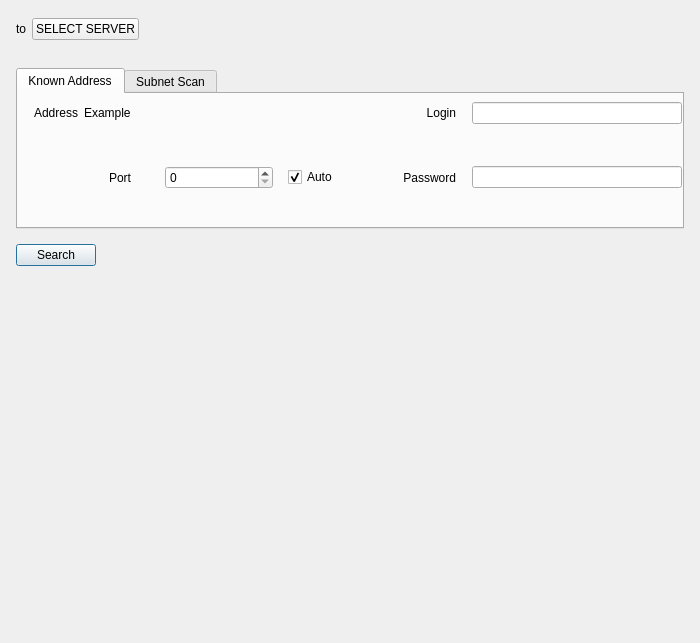
First picture: the form in client/nx_client_desktop/src/nx/client/desktop/manual_device_addition/dialog/device_addition_dialog.ui, repository networkoptix/nx_open, before the edit.
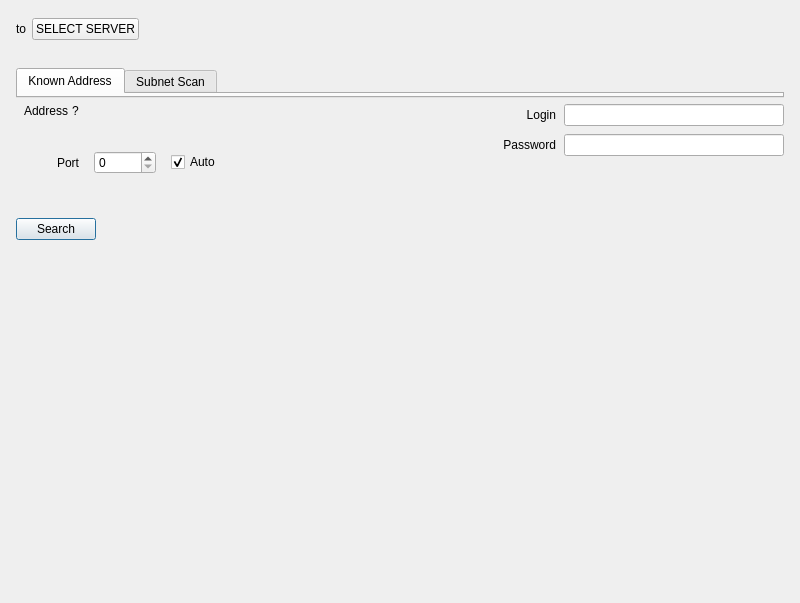
Second picture: the form after the edit. The open tabs and pages were chosen to show the change. Custom widgets are drawn as their Qt base class.

Commit message:
VMS-10817, VMS-11620: Device addition dialog layout refactoring and small fixes.
<==== Mercurial data ====>
Branch: vms

```diff
--- a/client/nx_client_desktop/src/nx/client/desktop/manual_device_addition/dialog/device_addition_dialog.ui
+++ b/client/nx_client_desktop/src/nx/client/desktop/manual_device_addition/dialog/device_addition_dialog.ui
@@ -6,16 +6,22 @@
    <rect>
     <x>0</x>
     <y>0</y>
-    <width>700</width>
-    <height>643</height>
+    <width>800</width>
+    <height>603</height>
    </rect>
   </property>
   <property name="sizePolicy">
-   <sizepolicy hsizetype="Preferred" vsizetype="Preferred">
+   <sizepolicy hsizetype="Fixed" vsizetype="Preferred">
     <horstretch>0</horstretch>
     <verstretch>0</verstretch>
    </sizepolicy>
   </property>
+  <property name="minimumSize">
+   <size>
+    <width>800</width>
+    <height>0</height>
+   </size>
+  </property>
   <property name="windowTitle">
    <string>Device Add</string>
   </property>
@@ -113,38 +119,140 @@
           <verstretch>0</verstretch>
          </sizepolicy>
         </property>
+        <property name="focusPolicy">
+         <enum>Qt::NoFocus</enum>
+        </property>
         <property name="currentIndex">
-         <number>0</number>
+         <number>1</number>
         </property>
-        <widget class="QWidget" name="knownAddressesPage">
+        <widget class="QWidget" name="knownAddressesPageDummy">
          <property name="sizePolicy">
           <sizepolicy hsizetype="Preferred" vsizetype="Preferred">
            <horstretch>0</horstretch>
            <verstretch>0</verstretch>
           </sizepolicy>
          </property>
+         <property name="maximumSize">
+          <size>
+           <width>16777215</width>
+           <height>0</height>
+          </size>
+         </property>
          <attribute name="title">
           <string>Known Address</string>
          </attribute>
          <layout class="QGridLayout" name="gridLayout">
           <property name="leftMargin">
+           <number>0</number>
+          </property>
+          <property name="topMargin">
+           <number>0</number>
+          </property>
+          <property name="rightMargin">
+           <number>0</number>
+          </property>
+          <property name="bottomMargin">
+           <number>0</number>
+          </property>
+          <property name="spacing">
+           <number>0</number>
+          </property>
+         </layout>
+        </widget>
+        <widget class="nx::client::desktop::Panel" name="subnetScanPageDummy">
+         <property name="maximumSize">
+          <size>
+           <width>16777215</width>
+           <height>0</height>
+          </size>
+         </property>
+         <attribute name="title">
+          <string>Subnet Scan</string>
+         </attribute>
+         <layout class="QGridLayout" name="gridLayout_2">
+          <property name="leftMargin">
+           <number>0</number>
+          </property>
+          <property name="topMargin">
+           <number>0</number>
+          </property>
+          <property name="rightMargin">
+           <number>0</number>
+          </property>
+          <property name="bottomMargin">
+           <number>0</number>
+          </property>
+          <property name="spacing">
+           <number>0</number>
+          </property>
+         </layout>
+        </widget>
+       </widget>
+      </item>
+      <item>
+       <widget class="nx::client::desktop::Panel" name="panel" native="true">
+        <property name="sizePolicy">
+         <sizepolicy hsizetype="Preferred" vsizetype="Maximum">
+          <horstretch>0</horstretch>
+          <verstretch>0</verstretch>
+         </sizepolicy>
+        </property>
+        <property name="minimumSize">
+         <size>
+          <width>0</width>
+          <height>0</height>
+         </size>
+        </property>
+        <layout class="QHBoxLayout" name="horizontalLayout_13">
+         <property name="spacing">
            <number>16</number>
           </property>
+         <property name="leftMargin">
+          <number>0</number>
+         </property>
           <property name="topMargin">
-           <number>8</number>
+          <number>0</number>
           </property>
           <property name="rightMargin">
            <number>0</number>
           </property>
           <property name="bottomMargin">
+          <number>0</number>
+         </property>
+         <item>
+          <widget class="QStackedWidget" name="stackedWidget">
+           <property name="sizePolicy">
+            <sizepolicy hsizetype="Preferred" vsizetype="Preferred">
+             <horstretch>1</horstretch>
+             <verstretch>0</verstretch>
+            </sizepolicy>
+           </property>
+           <property name="currentIndex">
+            <number>1</number>
+           </property>
+           <widget class="QWidget" name="knownAddressPage">
+            <layout class="QGridLayout" name="gridLayout_4">
+             <property name="leftMargin">
            <number>8</number>
           </property>
-          <property name="horizontalSpacing">
-           <number>16</number>
-          </property>
-          <item row="0" column="0">
+             <property name="topMargin">
+              <number>0</number>
+             </property>
+             <property name="rightMargin">
+              <number>0</number>
+             </property>
+             <property name="bottomMargin">
+              <number>0</number>
+             </property>
+             <property name="verticalSpacing">
+              <number>2</number>
+             </property>
+             <item row="0" column="1">
            <widget class="QWidget" name="widget" native="true">
             <layout class="QHBoxLayout" name="horizontalLayout_8">
+                <property name="spacing">
+                 <number>4</number>
+                </property>
              <property name="leftMargin">
               <number>0</number>
              </property>
@@ -170,20 +278,60 @@
              <item>
               <widget class="QLabel" name="explanationLabel">
                <property name="text">
-                <string>Example</string>
+                   <string>?</string>
+                  </property>
+                  <property name="textFormat">
+                   <enum>Qt::PlainText</enum>
                </property>
               </widget>
              </item>
             </layout>
            </widget>
           </item>
-          <item row="2" column="1">
+             <item row="0" column="2">
+              <widget class="nx::client::desktop::InputField" name="addressEdit" native="true">
+               <property name="focusPolicy">
+                <enum>Qt::StrongFocus</enum>
+               </property>
+              </widget>
+             </item>
+             <item row="2" column="2">
            <widget class="QWidget" name="widget_2" native="true">
-            <layout class="QHBoxLayout" name="horizontalLayout_2">
+               <layout class="QHBoxLayout" name="horizontalLayout_2" stretch="0,0,1">
+                <property name="leftMargin">
+                 <number>0</number>
+                </property>
+                <property name="topMargin">
+                 <number>0</number>
+                </property>
+                <property name="rightMargin">
+                 <number>0</number>
+                </property>
+                <property name="bottomMargin">
+                 <number>0</number>
+                </property>
              <item>
               <widget class="QStackedWidget" name="knownAddressPortSpinWidget">
+                  <property name="sizePolicy">
+                   <sizepolicy hsizetype="Fixed" vsizetype="Preferred">
+                    <horstretch>0</horstretch>
+                    <verstretch>0</verstretch>
+                   </sizepolicy>
+                  </property>
+                  <property name="minimumSize">
+                   <size>
+                    <width>80</width>
+                    <height>0</height>
+                   </size>
+                  </property>
+                  <property name="maximumSize">
+                   <size>
+                    <width>80</width>
+                    <height>16777215</height>
+                   </size>
+                  </property>
                <property name="currentIndex">
-                <number>1</number>
+                   <number>0</number>
                </property>
                <widget class="QWidget" name="knownAddressSpinBoxPage">
                 <layout class="QHBoxLayout" name="horizontalLayout_10">
@@ -192,6 +340,9 @@
                    <property name="maximum">
                     <number>65535</number>
                    </property>
+                      <property name="value">
+                       <number>0</number>
+                      </property>
                   </widget>
                  </item>
                 </layout>
@@ -233,7 +384,7 @@
                <property name="sizeHint" stdset="0">
                 <size>
                  <width>40</width>
-                 <height>20</height>
+                    <height>40</height>
                 </size>
                </property>
               </spacer>
@@ -241,100 +392,46 @@
             </layout>
            </widget>
           </item>
-          <item row="2" column="2">
-           <widget class="QLabel" name="label_5">
-            <property name="text">
-             <string>Password</string>
-            </property>
-            <property name="alignment">
-             <set>Qt::AlignRight|Qt::AlignTrailing|Qt::AlignVCenter</set>
-            </property>
-           </widget>
-          </item>
-          <item row="0" column="2">
-           <widget class="QLabel" name="label_4">
-            <property name="text">
-             <string>Login</string>
-            </property>
-            <property name="alignment">
-             <set>Qt::AlignRight|Qt::AlignTrailing|Qt::AlignVCenter</set>
-            </property>
-           </widget>
-          </item>
-          <item row="2" column="0">
-           <widget class="QLabel" name="label_3">
-            <property name="text">
-             <string>Port</string>
-            </property>
-            <property name="alignment">
-             <set>Qt::AlignRight|Qt::AlignTrailing|Qt::AlignVCenter</set>
-            </property>
-           </widget>
-          </item>
-          <item row="0" column="1">
-           <widget class="nx::client::desktop::InputField" name="addressEdit" native="true"/>
-          </item>
-          <item row="2" column="3">
-           <widget class="QLineEdit" name="knownAddressPasswordEdit"/>
-          </item>
-          <item row="0" column="3">
-           <widget class="QLineEdit" name="knownAddressLoginEdit"/>
-          </item>
-          <item row="1" column="1">
+             <item row="1" column="2">
            <widget class="QnWordWrappedLabel" name="addressHint" native="true">
             <property name="text" stdset="0">
              <string>Hint</string>
             </property>
            </widget>
           </item>
-         </layout>
-        </widget>
-        <widget class="nx::client::desktop::Panel" name="subnetScanPage">
-         <attribute name="title">
-          <string>Subnet Scan</string>
-         </attribute>
-         <layout class="QGridLayout" name="gridLayout_2">
+             <item row="2" column="1">
+              <widget class="QLabel" name="label_3">
+               <property name="text">
+                <string>Port</string>
+               </property>
+               <property name="alignment">
+                <set>Qt::AlignRight|Qt::AlignTrailing|Qt::AlignVCenter</set>
+               </property>
+              </widget>
+             </item>
+            </layout>
+           </widget>
+           <widget class="QWidget" name="subnetScanPage">
+            <layout class="QGridLayout" name="gridLayout_5">
           <property name="leftMargin">
-           <number>16</number>
+              <number>0</number>
           </property>
           <property name="topMargin">
-           <number>8</number>
+              <number>0</number>
           </property>
           <property name="rightMargin">
            <number>0</number>
           </property>
           <property name="bottomMargin">
-           <number>8</number>
-          </property>
-          <property name="horizontalSpacing">
-           <number>16</number>
-          </property>
-          <item row="0" column="0">
-           <widget class="QLabel" name="startAddressLabel">
-            <property name="text">
-             <string>Start IP</string>
-            </property>
-            <property name="alignment">
-             <set>Qt::AlignRight|Qt::AlignTrailing|Qt::AlignVCenter</set>
-            </property>
-           </widget>
-          </item>
+              <number>0</number>
+             </property>
           <item row="0" column="1">
-           <widget class="QnIpLineEdit" name="startAddressEdit" native="true"/>
-          </item>
-          <item row="0" column="2">
-           <widget class="QLabel" name="label_8">
-            <property name="text">
-             <string>Login</string>
-            </property>
-            <property name="alignment">
-             <set>Qt::AlignRight|Qt::AlignTrailing|Qt::AlignVCenter</set>
+              <widget class="QnIpLineEdit" name="startAddressEdit" native="true">
+               <property name="focusPolicy">
+                <enum>Qt::StrongFocus</enum>
             </property>
            </widget>
           </item>
-          <item row="0" column="3">
-           <widget class="QLineEdit" name="subnetScanLoginEdit"/>
-          </item>
           <item row="1" column="0">
            <widget class="QLabel" name="label_7">
             <property name="text">
@@ -346,46 +443,42 @@
            </widget>
           </item>
           <item row="1" column="1">
-           <widget class="QnIpLineEdit" name="endAddressEdit" native="true"/>
-          </item>
-          <item row="1" column="2">
-           <widget class="QLabel" name="label_9">
-            <property name="text">
-             <string>Password</string>
-            </property>
-            <property name="alignment">
-             <set>Qt::AlignRight|Qt::AlignTrailing|Qt::AlignVCenter</set>
-            </property>
-           </widget>
-          </item>
-          <item row="1" column="3">
-           <widget class="QLineEdit" name="subnetScanPasswordEdit"/>
-          </item>
-          <item row="2" column="0">
-           <widget class="QLabel" name="label_10">
-            <property name="text">
-             <string>Port</string>
-            </property>
-            <property name="alignment">
-             <set>Qt::AlignRight|Qt::AlignTrailing|Qt::AlignVCenter</set>
+              <widget class="QnIpLineEdit" name="endAddressEdit" native="true">
+               <property name="focusPolicy">
+                <enum>Qt::StrongFocus</enum>
             </property>
            </widget>
           </item>
           <item row="2" column="1">
            <widget class="QWidget" name="widget_3" native="true">
-            <layout class="QHBoxLayout" name="horizontalLayout_3">
+               <layout class="QHBoxLayout" name="horizontalLayout_3" stretch="0,0,1">
              <item>
               <widget class="QStackedWidget" name="subnetScanPortSpinWidget">
+                  <property name="minimumSize">
+                   <size>
+                    <width>80</width>
+                    <height>0</height>
+                   </size>
+                  </property>
+                  <property name="maximumSize">
+                   <size>
+                    <width>80</width>
+                    <height>16777215</height>
+                   </size>
+                  </property>
                <property name="focusPolicy">
-                <enum>Qt::TabFocus</enum>
+                   <enum>Qt::NoFocus</enum>
                </property>
                <property name="currentIndex">
-                <number>1</number>
+                   <number>0</number>
                </property>
                <widget class="QWidget" name="subnetScanSpinBoxPage">
                 <layout class="QHBoxLayout" name="horizontalLayout_11">
                  <item>
                   <widget class="QSpinBox" name="subnetScanPortSpinBox">
+                      <property name="focusPolicy">
+                       <enum>Qt::StrongFocus</enum>
+                      </property>
                    <property name="maximum">
                     <number>65535</number>
                    </property>
@@ -438,8 +531,122 @@
             </layout>
            </widget>
           </item>
-         </layout>
-        </widget>
+             <item row="2" column="0">
+              <widget class="QLabel" name="label_10">
+               <property name="text">
+                <string>Port</string>
+               </property>
+               <property name="alignment">
+                <set>Qt::AlignRight|Qt::AlignTrailing|Qt::AlignVCenter</set>
+               </property>
+              </widget>
+             </item>
+             <item row="0" column="0">
+              <widget class="QLabel" name="startAddressLabel">
+               <property name="text">
+                <string>Start IP</string>
+               </property>
+               <property name="alignment">
+                <set>Qt::AlignRight|Qt::AlignTrailing|Qt::AlignVCenter</set>
+               </property>
+              </widget>
+             </item>
+            </layout>
+           </widget>
+          </widget>
+         </item>
+         <item>
+          <layout class="QVBoxLayout" name="verticalLayout_6">
+           <property name="spacing">
+            <number>0</number>
+           </property>
+           <item>
+            <layout class="QGridLayout" name="gridLayout_3">
+             <property name="spacing">
+              <number>8</number>
+             </property>
+             <item row="1" column="0">
+              <widget class="QLabel" name="label_5">
+               <property name="text">
+                <string>Password</string>
+               </property>
+               <property name="alignment">
+                <set>Qt::AlignRight|Qt::AlignTrailing|Qt::AlignVCenter</set>
+               </property>
+              </widget>
+             </item>
+             <item row="0" column="0">
+              <widget class="QLabel" name="label_4">
+               <property name="text">
+                <string>Login</string>
+               </property>
+               <property name="alignment">
+                <set>Qt::AlignRight|Qt::AlignTrailing|Qt::AlignVCenter</set>
+               </property>
+              </widget>
+             </item>
+             <item row="1" column="1">
+              <widget class="QLineEdit" name="passwordEdit">
+               <property name="sizePolicy">
+                <sizepolicy hsizetype="Fixed" vsizetype="Fixed">
+                 <horstretch>0</horstretch>
+                 <verstretch>0</verstretch>
+                </sizepolicy>
+               </property>
+               <property name="minimumSize">
+                <size>
+                 <width>220</width>
+                 <height>0</height>
+                </size>
+               </property>
+               <property name="maximumSize">
+                <size>
+                 <width>220</width>
+                 <height>16777215</height>
+                </size>
+               </property>
+              </widget>
+             </item>
+             <item row="0" column="1">
+              <widget class="QLineEdit" name="loginEdit">
+               <property name="sizePolicy">
+                <sizepolicy hsizetype="Fixed" vsizetype="Fixed">
+                 <horstretch>0</horstretch>
+                 <verstretch>0</verstretch>
+                </sizepolicy>
+               </property>
+               <property name="minimumSize">
+                <size>
+                 <width>220</width>
+                 <height>0</height>
+                </size>
+               </property>
+               <property name="maximumSize">
+                <size>
+                 <width>220</width>
+                 <height>16777215</height>
+                </size>
+               </property>
+              </widget>
+             </item>
+            </layout>
+           </item>
+           <item>
+            <spacer name="verticalSpacer">
+             <property name="orientation">
+              <enum>Qt::Vertical</enum>
+             </property>
+             <property name="sizeHint" stdset="0">
+              <size>
+               <width>20</width>
+               <height>0</height>
+              </size>
+             </property>
+            </spacer>
+           </item>
+          </layout>
+         </item>
+        </layout>
        </widget>
       </item>
       <item>
@@ -451,7 +658,7 @@
          </sizepolicy>
         </property>
         <property name="currentIndex">
-         <number>1</number>
+         <number>0</number>
         </property>
         <widget class="QWidget" name="startSearchPage">
          <layout class="QHBoxLayout" name="horizontalLayout_5">
@@ -625,6 +832,9 @@
           </property>
           <item>
            <widget class="QPushButton" name="addDevicesButton">
+            <property name="focusPolicy">
+             <enum>Qt::NoFocus</enum>
+            </property>
             <property name="text">
              <string>Add all Devices</string>
             </property>
```
Left out of the diff: 20 changed lines with no effect on the pictures. Lines whose indentation alone changed are shown as unchanged. The commit also changes 5 other files.
